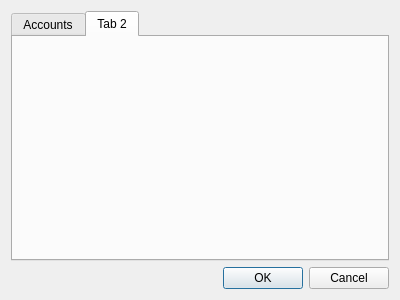
Old version of the form src/settingsdialog.ui in the repository VSRonin/BudgetyMcBudgetface.
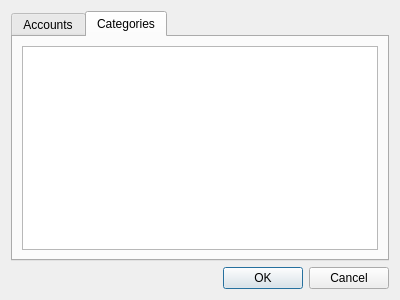
New version of the form. The open tabs and pages were chosen to show the change.

```diff
--- a/src/settingsdialog.ui
+++ b/src/settingsdialog.ui
@@ -62,8 +62,13 @@
      </widget>
      <widget class="QWidget" name="tab_2">
       <attribute name="title">
-       <string>Tab 2</string>
+       <string>Categories</string>
       </attribute>
+      <layout class="QVBoxLayout" name="verticalLayout_3">
+       <item>
+        <widget class="QTreeView" name="categoriesView"/>
+       </item>
+      </layout>
      </widget>
     </widget>
    </item>
```
Left out of the diff: 6 changed lines with no effect on the pictures.
